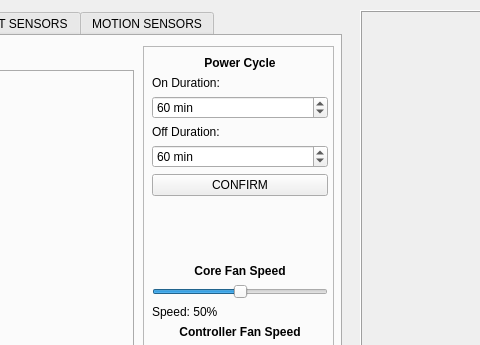
First picture: the form in _ui/Clinostat.ui, repository CoCl-Jerry/SciSpin_Max_Dev, before the edit; both pictures show x 299 to 779 and y 0 to 345 of the 1024 by 575 pixel window.
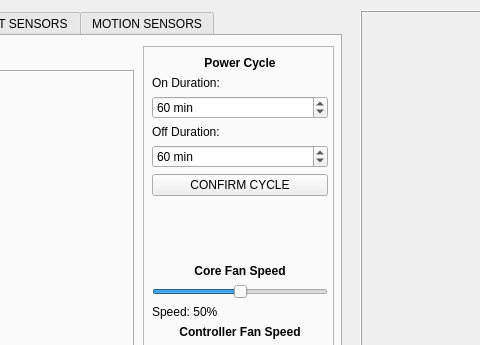
Second picture: the form after the edit. Icons and pictures are not drawn. Custom widgets are drawn as their Qt base class.

```diff
--- a/_ui/Clinostat.ui
+++ b/_ui/Clinostat.ui
@@ -155,7 +155,7 @@
            <string>All LEDs are toggled at the end of each cycle</string>
           </property>
           <property name="text">
-           <string>CONFIRM</string>
+           <string>CONFIRM CYCLE</string>
           </property>
          </widget>
         </item>
```
Left out of the diff: 3 changed lines with no effect on the pictures.
